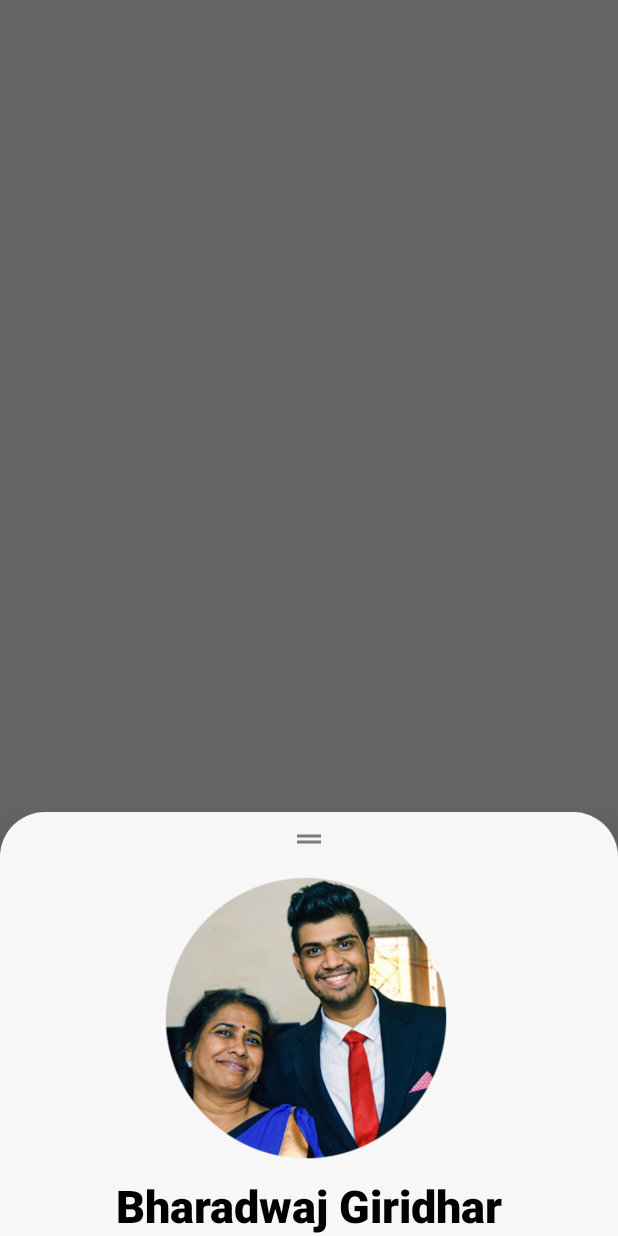
After one commit to goforbg/Favfoods, an Android app: the fragment AboutFragment placed in its activity, on a phone screen of 412 x 824 dp. The commit adds this screen. Run offline under Robolectric (Android 15) with nearby library versions, the phone set to English and light mode, and no system bars.

Commit message:
About page

```diff
--- a/app/src/main/java/com/androar/favfoods/data/model/Food.kt
+++ b/app/src/main/java/com/androar/favfoods/data/model/Food.kt
@@ -3,6 +3,8 @@ package com.androar.favfoods.data.model
 import com.google.gson.annotations.SerializedName
 
 data class Food(
+    @SerializedName("id")
+    val id: Int,
     @SerializedName("name")
     val name: String,
     @SerializedName("thumbnail")
--- /dev/null
+++ b/app/src/main/java/com/androar/favfoods/ui/view/fragment/AboutFragment.kt
@@ -0,0 +1,29 @@
+package com.androar.favfoods.ui.view.fragment
+
+import android.os.Bundle
+import android.view.LayoutInflater
+import android.view.View
+import android.view.ViewGroup
+
+import com.androar.favfoods.R
+import com.google.android.material.bottomsheet.BottomSheetDialogFragment
+
+/**
+ * An about class of the owner of coder :)
+ */
+class AboutFragment : BottomSheetDialogFragment() {
+
+    override fun onCreateView(
+        inflater: LayoutInflater, container: ViewGroup?,
+        savedInstanceState: Bundle?
+    ): View? {
+        // Inflate the layout for this fragment
+        return inflater.inflate(R.layout.fragment_about, container, false)
+    }
+
+    override fun onCreate(savedInstanceState: Bundle?) {
+        super.onCreate(savedInstanceState)
+        setStyle(STYLE_NORMAL, R.style.AppBottomSheetDialogTheme);
+    }
+
+}
--- /dev/null
+++ b/app/src/main/res/drawable/ic_menu_icon.xml
@@ -0,0 +1,12 @@
+<vector xmlns:android="http://schemas.android.com/apk/res/android"
+    android:width="29.107dp"
+    android:height="9.184dp"
+    android:viewportWidth="29.107"
+    android:viewportHeight="9.184">
+  <path
+      android:fillColor="#FF000000"
+      android:pathData="M28.197,1.852L0.907,1.852a0.926,0.926 0,0 1,-0 -1.852L28.197,0a0.926,0.926 0,0 1,-0 1.852Z"/>
+  <path
+      android:fillColor="#FF000000"
+      android:pathData="M0.907,7.332L12.197,7.332a0.926,0.926 0,0 1,-0 1.852L0.907,9.184a0.926,0.926 0,0 1,-0 -1.852Z"/>
+</vector>
--- /dev/null
+++ b/app/src/main/res/layout/fragment_about.xml
@@ -0,0 +1,47 @@
+<androidx.constraintlayout.widget.ConstraintLayout
+    android:layout_width="match_parent"
+    android:layout_height="match_parent"
+    tools:context=".ui.view.fragment.AboutFragment"
+    app:behavior_peekHeight="400dp"
+    app:layout_behavior="android.support.design.widget.BottomSheetBehavior"
+    xmlns:app="http://schemas.android.com/apk/res-auto"
+    xmlns:tools="http://schemas.android.com/tools"
+    xmlns:android="http://schemas.android.com/apk/res/android">
+
+
+    <ImageView
+        android:id="@+id/drag_handle"
+        android:layout_width="wrap_content"
+        android:layout_height="wrap_content"
+        android:src="@drawable/ic_drag_handle"
+        app:layout_constraintTop_toTopOf="parent"
+        android:layout_marginTop="6dp"
+        app:layout_constraintStart_toStartOf="parent"
+        app:layout_constraintEnd_toEndOf="parent"
+        android:alpha="0.5"/>
+
+    <ImageView
+        android:id="@+id/bg"
+        android:layout_width="200dp"
+        android:layout_height="200dp"
+        android:src="@drawable/round_profile_icon"
+        app:layout_constraintTop_toBottomOf="@id/drag_handle"
+        android:layout_marginTop="6dp"
+        app:layout_constraintStart_toStartOf="parent"
+        app:layout_constraintEnd_toEndOf="parent"
+        />
+
+    <TextView
+        android:textSize="30sp"
+        android:textColor="@android:color/black"
+        android:fontFamily="sans-serif-black"
+        android:text="@string/name"
+        android:layout_width="wrap_content"
+        android:layout_height="wrap_content"
+        app:layout_constraintTop_toBottomOf="@id/bg"
+        android:layout_marginTop="6dp"
+        app:layout_constraintStart_toStartOf="parent"
+        app:layout_constraintEnd_toEndOf="parent"
+        />
+
+</androidx.constraintlayout.widget.ConstraintLayout>
--- a/app/src/main/res/layout/fragment_home.xml
+++ b/app/src/main/res/layout/fragment_home.xml
@@ -8,6 +8,17 @@
     android:background="@color/almostWhite"
     tools:context=".ui.view.fragment.HomeFragment">
 
+    <ImageView
+        android:paddingBottom="10dp"
+        android:paddingTop="35dp"
+        android:paddingStart="15dp"
+        android:id="@+id/menu"
+        android:layout_width="wrap_content"
+        android:layout_height="wrap_content"
+        android:src="@drawable/ic_menu_icon"
+        app:layout_constraintTop_toTopOf="parent"
+        app:layout_constraintStart_toStartOf="parent"
+        android:paddingLeft="15dp" />
     <TextView
         android:id="@+id/home_find_your"
         android:layout_width="wrap_content"
--- a/app/src/main/res/values/strings.xml
+++ b/app/src/main/res/values/strings.xml
@@ -3,6 +3,11 @@
     <string name="USER_ONBOARDED">USER_ONBOARDED</string>
     <string name="PREFS_FILENAME">PREFS_FILENAME </string>
     <string name="Welcome">Welcome to Favfoods.</string>
+
+    <string name="name">Bharadwaj Giridhar</string>
+    <string name="about">👨🏼‍💻 Android Engineer. 📈 Startup lover. ⬇️ Open Source Projects</string>
+
+
     <string name="Start">Start</string>
     <string name="find_your">FIND YOUR</string>
     <string name="favorite_foods">Favorite Foods</string>
@@ -15,6 +20,9 @@
     <string name="pair_burger1">Lodi Zinfadel,\nRussian River,\nSauvigion Blanc</string>
     <string name="recipe_burger2">American Cheese, Grilled White Onion,\nPickes,Fried Egg</string>
     <string name="pair_burger2">Gamay,\nVeneto,\nPinotGrigio</string>
+    <string name="recipe_burger3">Swiss Cheese, Thume,\nTobasco, Worcestrershire sauce\n,Avacado,RedOnion,\nTamato,Lettuce</string>
+    <string name="pair_burger3">Jura Trousseau,\nSwiss Fendant,\n(Chasselas)</string>
+
 
 
 </resources>
```
Also changed, not shown: app/src/main/java/com/androar/favfoods/ui/view/fragment/FoodBottomSheet.kt (+31 -8 lines), app/src/main/java/com/androar/favfoods/ui/view/fragment/HomeFragment.kt (+45 -17 lines), app/src/main/res/drawable/ic_github.xml (added, +9 -0 lines), app/src/main/res/drawable/ic_linkedin.xml (added, +45 -0 lines), app/src/main/res/drawable/internet.xml (added, +42 -0 lines), app/src/main/res/drawable/round_profile_icon.png (added), 7 other files.
